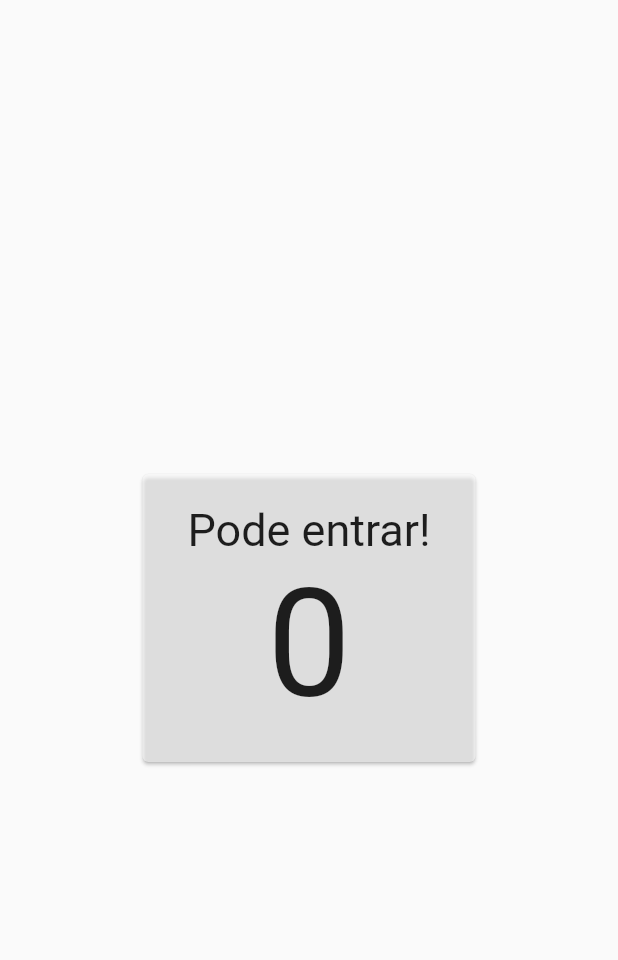
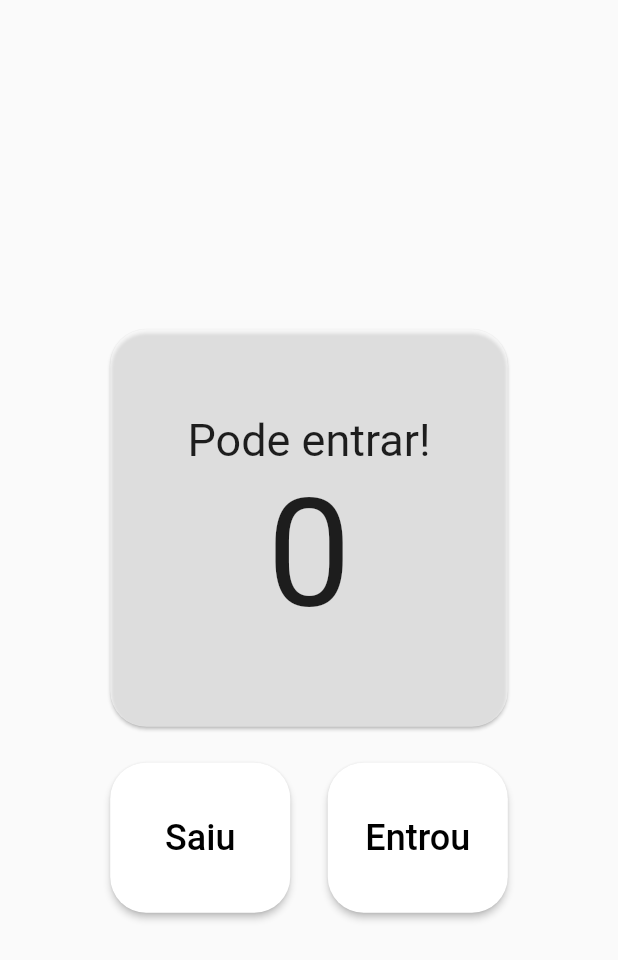
Before and after one commit to marcosmanto/people_counter_flutter, a Flutter app: the screen it shows after launch, on a phone screen of 412 x 824 dp. Shown: the top 960 px of the screen. Run offline on Flutter 3.47's test engine with Material 2 defaults, Android fonts, the phone set to English and light mode, and no system bars.

Commit message:
mproved HomePage

```diff
--- a/lib/main.dart
+++ b/lib/main.dart
@@ -20,18 +20,31 @@ class MyApp extends StatelessWidget {
 class HomePage extends StatelessWidget {
   const HomePage({super.key});
 
+  static const double maxSize = 265;
+
+  void decrement() {}
+  void increment() {}
+
   @override
   Widget build(BuildContext context) {
     return Scaffold(
-      body: Column(
+      body: Row(
+        mainAxisAlignment: MainAxisAlignment.center,
+        children: [
+          Column(
             mainAxisAlignment: MainAxisAlignment.center,
             children: <Widget>[
               Card(
+                shape: RoundedRectangleBorder(
+                  borderRadius: BorderRadius.circular(24),
+                ),
                 color: Colors.white54,
-            child: Padding(
-              padding:
-                  const EdgeInsets.symmetric(horizontal: 30.0, vertical: 20.0),
+                child: Container(
+                  alignment: Alignment.center,
+                  width: maxSize,
+                  height: maxSize,
                   child: Column(
+                    mainAxisAlignment: MainAxisAlignment.center,
                     children: [
                       Text(
                         'Pode entrar!',
@@ -42,7 +55,51 @@ class HomePage extends StatelessWidget {
                   ),
                 ),
               ),
-          Row(),
+              Container(
+                width: maxSize,
+                margin: const EdgeInsets.only(top: 20),
+                child: Row(
+                  mainAxisAlignment: MainAxisAlignment.spaceBetween,
+                  children: [
+                    ElevatedButton(
+                      style: ElevatedButton.styleFrom(
+                        backgroundColor: Colors.white,
+                        fixedSize: const Size(120, 100),
+                        shape: RoundedRectangleBorder(
+                          borderRadius: BorderRadius.circular(24),
+                        ),
+                      ),
+                      onPressed: decrement,
+                      child: Text(
+                        'Saiu',
+                        style: TextStyle(
+                          fontSize: 24,
+                          color: Colors.black,
+                        ),
+                      ),
+                    ),
+                    ElevatedButton(
+                      style: ElevatedButton.styleFrom(
+                        backgroundColor: Colors.white,
+                        fixedSize: const Size(120, 100),
+                        shape: RoundedRectangleBorder(
+                          borderRadius: BorderRadius.circular(24),
+                        ),
+                      ),
+                      onPressed: increment,
+                      child: Text(
+                        'Entrou',
+                        style: TextStyle(
+                          fontSize: 24,
+                          color: Colors.black,
+                        ),
+                      ),
+                    ),
+                  ],
+                ),
+              ),
+            ],
+          ),
         ],
       ),
     );
```
Lines whose indentation alone changed are shown as unchanged.
